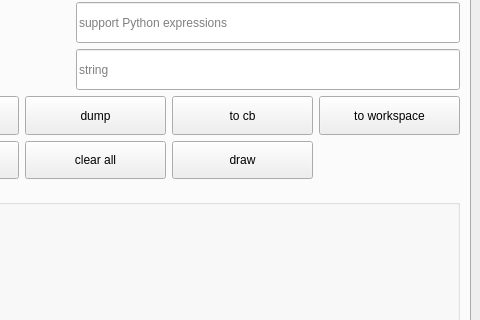
First picture: the form in matlab/CDB_GUI/mainWIn.ui, repository yuejin-tan/P300W_Ti_MOS_S, before the edit; both pictures show x 142 to 622 and y 156 to 476 of the 622 by 590 pixel window.
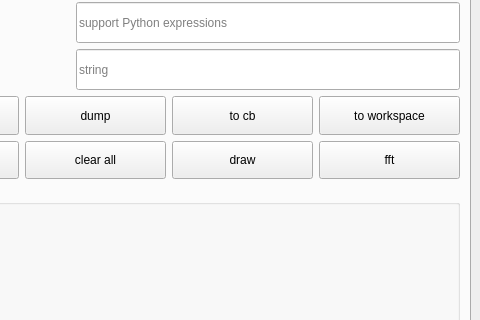
Second picture: the form after the edit. The open tabs and pages were chosen to show the change. Icons and pictures are not drawn.

The edit to the form file:
```diff
--- a/matlab/CDB_GUI/mainWIn.ui
+++ b/matlab/CDB_GUI/mainWIn.ui
@@ -1528,6 +1528,19 @@
             </property>
            </widget>
           </item>
+          <item row="1" column="3">
+           <widget class="QPushButton" name="pushButton_fft">
+            <property name="sizePolicy">
+             <sizepolicy hsizetype="Minimum" vsizetype="Expanding">
+              <horstretch>0</horstretch>
+              <verstretch>0</verstretch>
+             </sizepolicy>
+            </property>
+            <property name="text">
+             <string>fft</string>
+            </property>
+           </widget>
+          </item>
          </layout>
         </item>
         <item>
```
